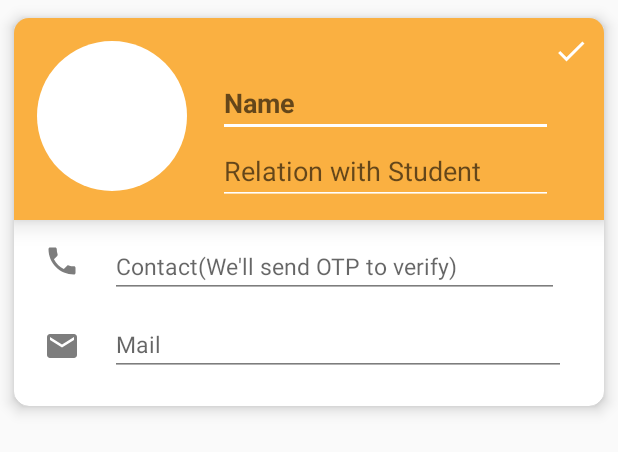
After one commit to NTRsolutions/BusTracker, an Android app: the layout profile_new_dialog_layout.xml on its own in the app's theme, with its tools: preview values and no code run, on a phone screen of 412 x 824 dp. The commit adds this screen. Shown: the top 452 px of the screen. Run offline under Robolectric (Android 15) with nearby library versions, the phone set to English and light mode, and no system bars.

Commit message:
Ninth commit

```diff
--- /dev/null
+++ b/app/src/main/res/drawable/ic_check_white_24dp.xml
@@ -0,0 +1,9 @@
+<vector xmlns:android="http://schemas.android.com/apk/res/android"
+        android:width="24dp"
+        android:height="24dp"
+        android:viewportWidth="24.0"
+        android:viewportHeight="24.0">
+    <path
+        android:fillColor="#FFF"
+        android:pathData="M9,16.17L4.83,12l-1.42,1.41L9,19 21,7l-1.41,-1.41z"/>
+</vector>
--- /dev/null
+++ b/app/src/main/res/drawable/ic_photo_camera_blue_24dp.xml
@@ -0,0 +1,5 @@
+<vector android:height="72dp" android:viewportHeight="24.0"
+    android:viewportWidth="24.0" android:width="72dp" xmlns:android="http://schemas.android.com/apk/res/android">
+    <path android:fillColor="#FF000000" android:pathData="M12,12m-3.2,0a3.2,3.2 0,1 1,6.4 0a3.2,3.2 0,1 1,-6.4 0"/>
+    <path android:fillColor="@color/colorAccent" android:pathData="M9,2L7.17,4L4,4c-1.1,0 -2,0.9 -2,2v12c0,1.1 0.9,2 2,2h16c1.1,0 2,-0.9 2,-2L22,6c0,-1.1 -0.9,-2 -2,-2h-3.17L15,2L9,2zM12,17c-2.76,0 -5,-2.24 -5,-5s2.24,-5 5,-5 5,2.24 5,5 -2.24,5 -5,5z"/>
+</vector>
--- a/app/src/main/res/drawable/imageview_background.xml
+++ b/app/src/main/res/drawable/imageview_background.xml
@@ -7,6 +7,6 @@
         android:color="@color/splashTitle"/>
 
     <size
-        android:width="60dp"
-        android:height="60dp"/>
+        android:width="100dp"
+        android:height="100dp"/>
 </shape>
--- /dev/null
+++ b/app/src/main/res/layout/profile_new_dialog_layout.xml
@@ -0,0 +1,118 @@
+<?xml version="1.0" encoding="utf-8"?>
+<android.support.v7.widget.CardView xmlns:android="http://schemas.android.com/apk/res/android"
+    android:layout_width="match_parent"
+    android:layout_height="wrap_content"
+    xmlns:app="http://schemas.android.com/apk/res-auto"
+    android:id="@+id/home_card"
+    app:cardCornerRadius="10dp"
+    app:cardUseCompatPadding="true"
+    app:cardElevation="6dp">
+
+    <RelativeLayout
+        android:layout_width="match_parent"
+        android:layout_height="match_parent"
+        >
+
+        <RelativeLayout
+            android:layout_width="match_parent"
+            android:layout_height="wrap_content"
+            android:id="@+id/title_bar"
+            android:background="@color/colorPrimary"
+            android:padding="10dp"
+            android:elevation="10dp">
+
+            <ImageView
+                android:layout_width="wrap_content"
+                android:layout_height="wrap_content"
+                android:id="@+id/img_profile"
+                android:scaleType="fitXY"
+                android:layout_margin="5dp"
+                android:src="@drawable/imageview_background"
+                />
+
+            <EditText
+                android:layout_width="match_parent"
+                android:layout_height="wrap_content"
+                android:id="@+id/name"
+                android:layout_toRightOf="@+id/img_profile"
+                android:layout_below="@+id/edit"
+                android:textColor="@color/splashTitle"
+                android:textStyle="bold"
+                android:textSize="18dp"
+                android:layout_marginLeft="15dp"
+                android:hint="Name"
+                android:backgroundTint="#FFF"
+                android:layout_toLeftOf="@+id/edit"
+                />
+            <EditText
+                android:layout_width="match_parent"
+                android:layout_height="wrap_content"
+                android:id="@+id/relation"
+                android:layout_below="@+id/name"
+                android:layout_toRightOf="@+id/img_profile"
+                android:layout_marginLeft="15dp"
+                android:textColor="#7d7d7d"
+                android:hint="Relation with Student"
+                android:backgroundTint="#FFF"
+                android:layout_toLeftOf="@+id/edit"
+                />
+            <ImageView
+                android:layout_width="wrap_content"
+                android:layout_height="wrap_content"
+                android:id="@+id/edit"
+                app:srcCompat="@drawable/ic_check_white_24dp"
+                android:layout_alignParentRight="true"/>
+
+        </RelativeLayout>
+
+        <ImageView
+            android:layout_width="wrap_content"
+            android:layout_height="wrap_content"
+            android:layout_below="@+id/title_bar"
+            app:srcCompat="@drawable/ic_local_phone_grey_24dp"
+            android:id="@+id/contact_image"
+            android:layout_marginTop="15dp"
+            android:layout_marginLeft="20dp"/>
+
+        <EditText
+            android:layout_width="match_parent"
+            android:layout_height="wrap_content"
+            android:id="@+id/contact_number"
+            android:layout_toRightOf="@+id/contact_image"
+            android:layout_below="@+id/title_bar"
+            android:layout_marginTop="10dp"
+            android:layout_marginLeft="20dp"
+            android:hint="Contact(We'll send OTP to verify)"
+            android:textSize="15dp"
+            android:backgroundTint="#7d7d7d"
+            android:layout_marginRight="30dp"/>
+
+
+        <ImageView
+            android:layout_width="wrap_content"
+            android:layout_height="wrap_content"
+            app:srcCompat="@drawable/ic_email_black_24dp"
+            android:id="@+id/mail_image"
+            android:layout_below="@+id/contact_number"
+            android:layout_marginLeft="20dp"
+            android:layout_marginTop="20dp"
+            />
+
+        <EditText
+            android:layout_width="match_parent"
+            android:layout_height="wrap_content"
+            android:id="@+id/email_add"
+            android:layout_below="@+id/contact_number"
+            android:layout_toRightOf="@+id/mail_image"
+            android:layout_marginLeft="20dp"
+            android:layout_marginTop="10dp"
+            android:hint="Mail"
+            android:textSize="15dp"
+            android:backgroundTint="#7d7d7d"
+            android:layout_marginBottom="20dp"
+            android:layout_marginRight="25dp"/>
+
+
+
+    </RelativeLayout>
+</android.support.v7.widget.CardView>
--- a/app/src/main/res/values/styles.xml
+++ b/app/src/main/res/values/styles.xml
@@ -32,5 +32,10 @@
         <item name="android:textColor">#fff</item>
     </style>
 
+    <style name="MyTransparentDialog" parent="@android:style/Theme.Material.Dialog">
+        <item name="android:windowBackground">@drawable/alert_backgrnd</item>
+        <item name="android:background">@android:color/transparent</item>
+    </style>
+
 
 </resources>
```
Also changed, not shown: app/src/main/java/com/project/verbosetech/bustracker/Activity/profileActivity.java (+32 -0 lines), app/src/main/res/drawable/alert_backgrnd.xml (added, +8 -0 lines), app/src/main/res/drawable/ic_notifications_white_24dp.xml (added, +9 -0 lines), app/src/main/res/layout/pickup_dialog.xml (added, +70 -0 lines).
